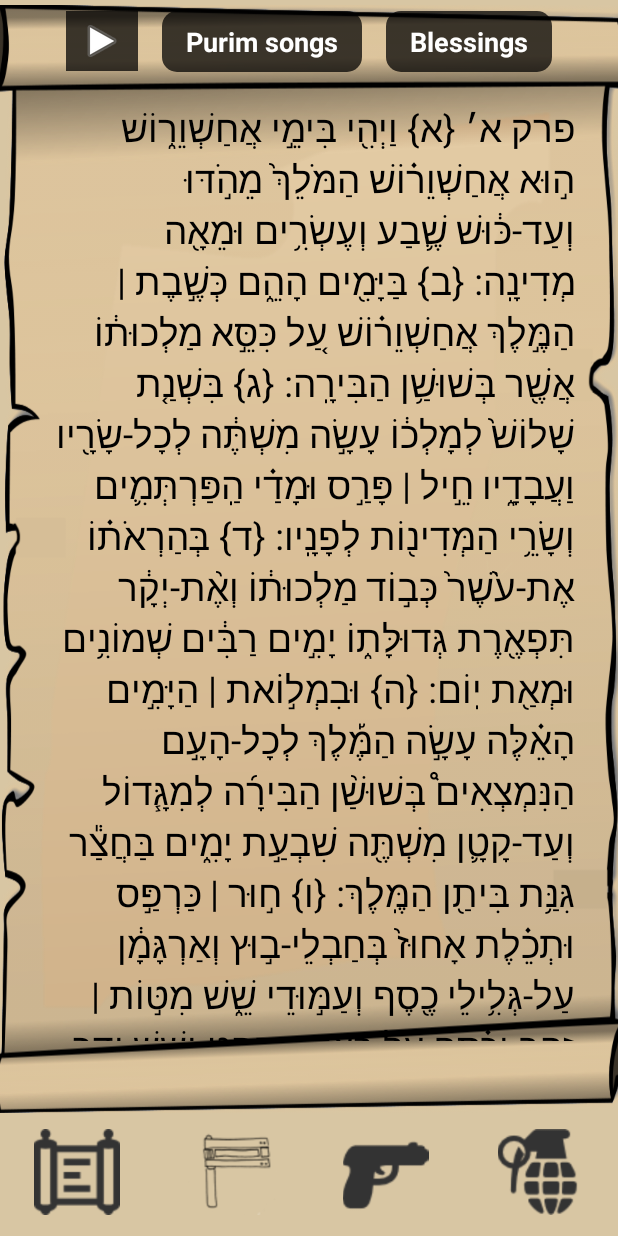
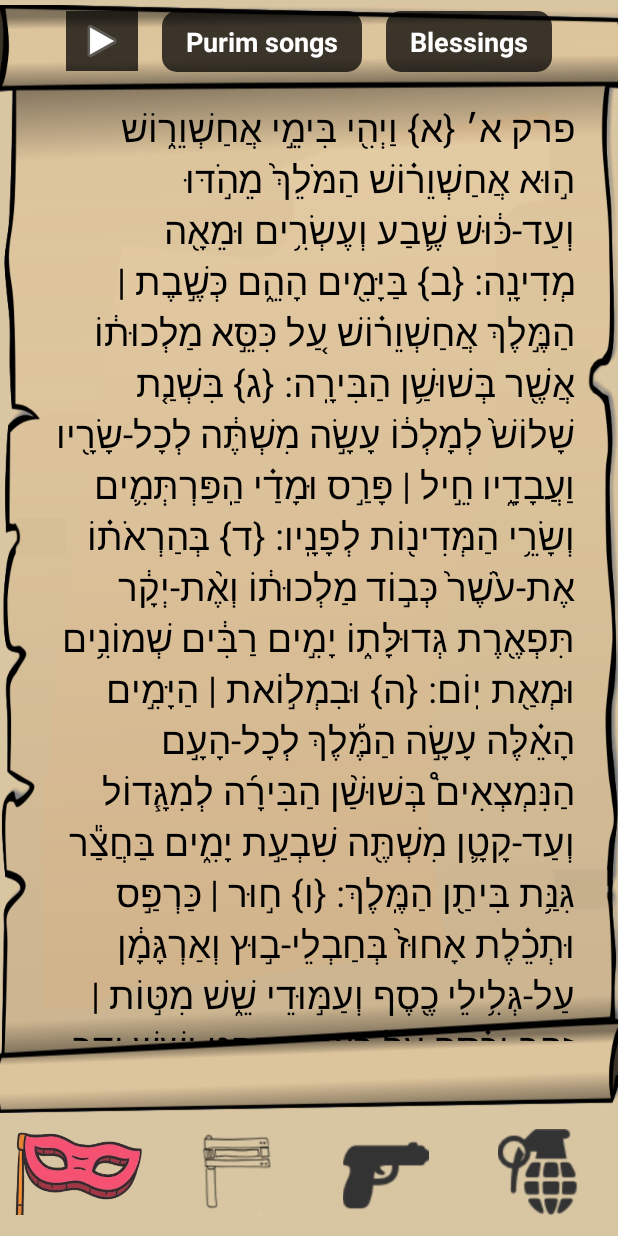
Before and after one commit to shayhaimgalaxys2/MegilatEster, an Android app: the layout activity_main.xml on its own in the app's theme, with its tools: preview values and no code run, on a phone screen of 412 x 824 dp. Run offline under Robolectric (Android 15) with nearby library versions, the phone set to English and light mode, and no system bars; Roboto replaces fonts that are not available here.

Commit message:
added new ic_purim_quiz icon

```diff
--- a/app/src/main/res/layout-sw600dp/activity_main.xml
+++ b/app/src/main/res/layout-sw600dp/activity_main.xml
@@ -101,11 +101,13 @@
 
         <ImageButton
             android:id="@+id/lawsBtn"
+            android:layout_marginTop="20dp"
+            android:scaleType="centerInside"
             android:layout_width="115dp"
-            android:layout_height="106.5dp"
+            android:layout_height="100dp"
             android:layout_weight="2.5"
             android:background="@android:color/transparent"
-            android:src="@drawable/torah64" />
+            android:src="@drawable/ic_purim_quiz" />
 
         <ImageButton
             android:id="@+id/rahashanBtn"
--- a/app/src/main/res/layout/activity_main.xml
+++ b/app/src/main/res/layout/activity_main.xml
@@ -2,6 +2,7 @@
     xmlns:tools="http://schemas.android.com/tools"
     android:layout_width="match_parent"
     android:layout_height="match_parent"
+    xmlns:app="http://schemas.android.com/apk/res-auto"
     android:background="@color/beige"
     android:orientation="vertical">
 
@@ -116,7 +117,7 @@
             android:layout_weight="2.5"
             android:background="@android:color/transparent"
             android:scaleType="fitCenter"
-            android:src="@drawable/torah64"
+            android:src="@drawable/ic_purim_quiz"
 
 
             />
```
Also changed, not shown: app/src/main/res/drawable/ic_purim_quiz.png (added).
